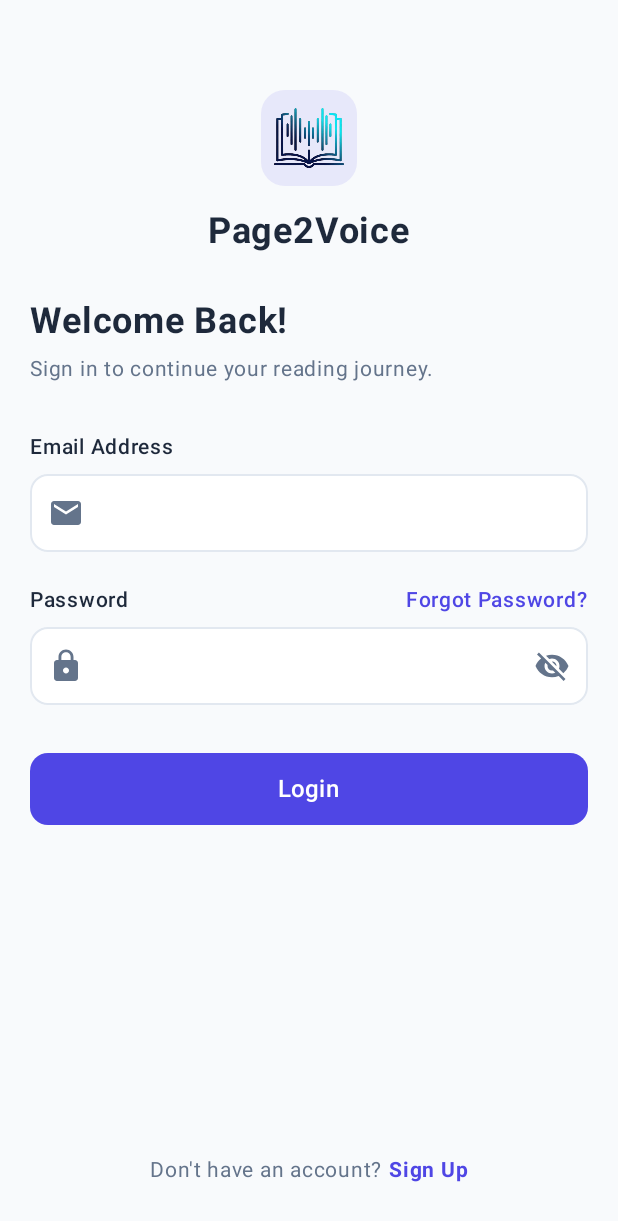
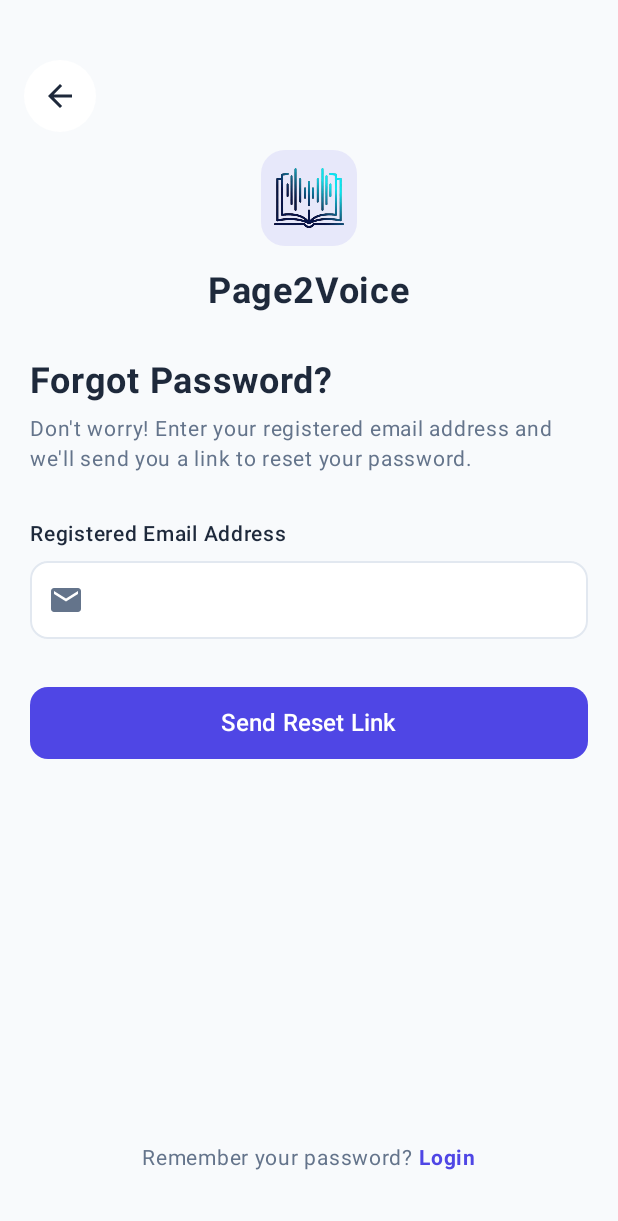
Before and after one commit to ankitgoyala07/Page2voice, an Android app built with Jetpack Compose: the screen it shows after launch (LoginActivity before the commit, ForgetPasswordActivity after it), after a tap on "Forgot Password?", on a phone screen of 412 x 824 dp. Shown: the top 1221 px of the screen. Run offline under Robolectric (Android 15) with nearby library versions, the phone set to English and light mode, and no system bars.

Commit message:
Forget Password UI is created

```diff
--- a/app/src/main/AndroidManifest.xml
+++ b/app/src/main/AndroidManifest.xml
@@ -35,6 +35,12 @@
             android:label="@string/title_activity_sign_up"
             android:theme="@style/Theme.Page2Voice"
             android:windowSoftInputMode="adjustResize" />
+        <activity
+            android:name=".view.ForgetPasswordActivity"
+            android:exported="false"
+            android:label="@string/title_activity_forget_password"
+            android:theme="@style/Theme.Page2Voice"
+            android:windowSoftInputMode="adjustResize" />
     </application>
 
 </manifest>
--- /dev/null
+++ b/app/src/main/java/com/example/page2voice/view/ForgetPasswordActivity.kt
@@ -0,0 +1,236 @@
+package com.example.page2voice.view
+
+import android.content.Intent
+import android.os.Bundle
+import androidx.activity.ComponentActivity
+import androidx.activity.compose.setContent
+import androidx.activity.enableEdgeToEdge
+import androidx.compose.foundation.background
+import androidx.compose.foundation.clickable
+import androidx.compose.foundation.layout.*
+import androidx.compose.foundation.shape.CircleShape
+import androidx.compose.foundation.shape.RoundedCornerShape
+import androidx.compose.material.icons.Icons
+import androidx.compose.material.icons.automirrored.filled.ArrowBack
+import androidx.compose.material.icons.filled.Email
+import androidx.compose.material3.*
+import androidx.compose.runtime.*
+import androidx.compose.ui.Alignment
+import androidx.compose.ui.Modifier
+import androidx.compose.ui.draw.clip
+import androidx.compose.ui.graphics.Color
+import androidx.compose.ui.res.painterResource
+import androidx.compose.ui.text.font.FontWeight
+import androidx.compose.ui.tooling.preview.Preview
+import androidx.compose.ui.unit.dp
+import androidx.compose.ui.unit.sp
+import com.example.page2voice.R
+import com.example.page2voice.ui.theme.*
+
+class ForgetPasswordActivity : ComponentActivity() {
+    override fun onCreate(savedInstanceState: Bundle?) {
+        super.onCreate(savedInstanceState)
+        enableEdgeToEdge()
+        setContent {
+            Page2VoiceTheme {
+                ForgetPasswordScreen(
+                    onBackClick = { finish() },
+                    onSendResetLinkClick = { _ ->
+                        // Handle send reset link action
+                    },
+                    onLoginClick = { finish() }
+                )
+            }
+        }
+    }
+}
+
+@Composable
+fun ForgetPasswordScreen(
+    onBackClick: () -> Unit = {},
+    onSendResetLinkClick: (String) -> Unit = {},
+    onLoginClick: () -> Unit = {}
+) {
+    var email by remember { mutableStateOf("") }
+
+    Surface(
+        modifier = Modifier.fillMaxSize(),
+        color = Background
+    ) {
+        Column(
+            modifier = Modifier
+                .fillMaxSize()
+                .padding(horizontal = 20.dp, vertical = 24.dp),
+            horizontalAlignment = Alignment.CenterHorizontally
+        ) {
+            Spacer(modifier = Modifier.height(20.dp))
+
+            // Top Back Button Row
+            Row(
+                modifier = Modifier.fillMaxWidth(),
+                horizontalArrangement = Arrangement.Start,
+                verticalAlignment = Alignment.CenterVertically
+            ) {
+                IconButton(
+                    onClick = onBackClick,
+                    modifier = Modifier
+                        .size(40.dp)
+                        .clip(CircleShape)
+                        .background(Surface)
+                ) {
+                    Icon(
+                        imageVector = Icons.AutoMirrored.Filled.ArrowBack,
+                        contentDescription = "Back",
+                        tint = MainText
+                    )
+                }
+            }
+
+            Spacer(modifier = Modifier.height(16.dp))
+
+            // Logo Icon
+            Box(
+                modifier = Modifier
+                    .size(64.dp)
+                    .clip(RoundedCornerShape(16.dp))
+                    .background(Primary.copy(alpha = 0.1f)),
+                contentAlignment = Alignment.Center
+            ) {
+                Icon(
+                    painter = painterResource(R.drawable.p2v_logo),
+                    contentDescription = "Logo",
+                    tint = Color.Unspecified
+                )
+            }
+
+            Spacer(modifier = Modifier.height(16.dp))
+
+            // App Name
+            Text(
+                text = "Page2Voice",
+                fontSize = 24.sp,
+                fontWeight = FontWeight.Bold,
+                color = MainText
+            )
+
+            Spacer(modifier = Modifier.height(32.dp))
+
+            // Heading & Subtitle
+            Column(
+                modifier = Modifier.fillMaxWidth(),
+                horizontalAlignment = Alignment.Start
+            ) {
+                Text(
+                    text = "Forgot Password?",
+                    fontSize = 24.sp,
+                    fontWeight = FontWeight.Bold,
+                    color = MainText
+                )
+                Spacer(modifier = Modifier.height(8.dp))
+                Text(
+                    text = "Don't worry! Enter your registered email address and we'll send you a link to reset your password.",
+                    fontSize = 14.sp,
+                    color = SecondaryText,
+                    lineHeight = 20.sp
+                )
+            }
+
+            Spacer(modifier = Modifier.height(28.dp))
+
+            // Registered Email Address Label & Field
+            Text(
+                text = "Registered Email Address",
+                fontSize = 14.sp,
+                fontWeight = FontWeight.Medium,
+                color = MainText,
+                modifier = Modifier
+                    .fillMaxWidth()
+                    .padding(bottom = 6.dp)
+            )
+
+            OutlinedTextField(
+                value = email,
+                onValueChange = { email = it },
+                placeholder = { Text("", color = SecondaryText) },
+                leadingIcon = {
+                    Icon(
+                        imageVector = Icons.Default.Email,
+                        contentDescription = "Email Icon",
+                        tint = SecondaryText
+                    )
+                },
+                singleLine = true,
+                shape = RoundedCornerShape(12.dp),
+                colors = OutlinedTextFieldDefaults.colors(
+                    focusedBorderColor = Primary,
+                    unfocusedBorderColor = Border,
+                    focusedContainerColor = Surface,
+                    unfocusedContainerColor = Surface,
+                    focusedTextColor = MainText,
+                    unfocusedTextColor = MainText
+                ),
+                modifier = Modifier
+                    .fillMaxWidth()
+                    .height(52.dp)
+            )
+
+            Spacer(modifier = Modifier.height(32.dp))
+
+            // Send Reset Link Button
+            Button(
+                onClick = { onSendResetLinkClick(email) },
+                shape = RoundedCornerShape(12.dp),
+                colors = ButtonDefaults.buttonColors(
+                    containerColor = Primary,
+                    contentColor = Color.White
+                ),
+                modifier = Modifier
+                    .fillMaxWidth()
+                    .height(48.dp)
+            ) {
+                Row(
+                    verticalAlignment = Alignment.CenterVertically,
+                    horizontalArrangement = Arrangement.Center
+                ) {
+                    Text(
+                        text = "Send Reset Link",
+                        fontSize = 16.sp,
+                        fontWeight = FontWeight.SemiBold
+                    )
+                }
+            }
+
+            Spacer(modifier = Modifier.weight(1f))
+
+            // Footer: Remember your password? Login
+            Row(
+                modifier = Modifier
+                    .fillMaxWidth()
+                    .padding(bottom = 16.dp),
+                horizontalArrangement = Arrangement.Center,
+                verticalAlignment = Alignment.CenterVertically
+            ) {
+                Text(
+                    text = "Remember your password? ",
+                    fontSize = 14.sp,
+                    color = SecondaryText
+                )
+                Text(
+                    text = "Login",
+                    fontSize = 14.sp,
+                    fontWeight = FontWeight.Bold,
+                    color = Primary,
+                    modifier = Modifier.clickable { onLoginClick() }
+                )
+            }
+        }
+    }
+}
+
+@Preview(showBackground = true)
+@Composable
+fun ForgetPasswordScreenPreview() {
+    Page2VoiceTheme {
+        ForgetPasswordScreen()
+    }
+}
--- a/app/src/main/res/values/strings.xml
+++ b/app/src/main/res/values/strings.xml
@@ -3,4 +3,5 @@
     <string name="title_activity_login">LoginActivity</string>
     <string name="title_activity_home_page">HomePageActivity</string>
     <string name="title_activity_sign_up">SignUpActivity</string>
+    <string name="title_activity_forget_password">ForgetPasswordActivity</string>
 </resources>
```
